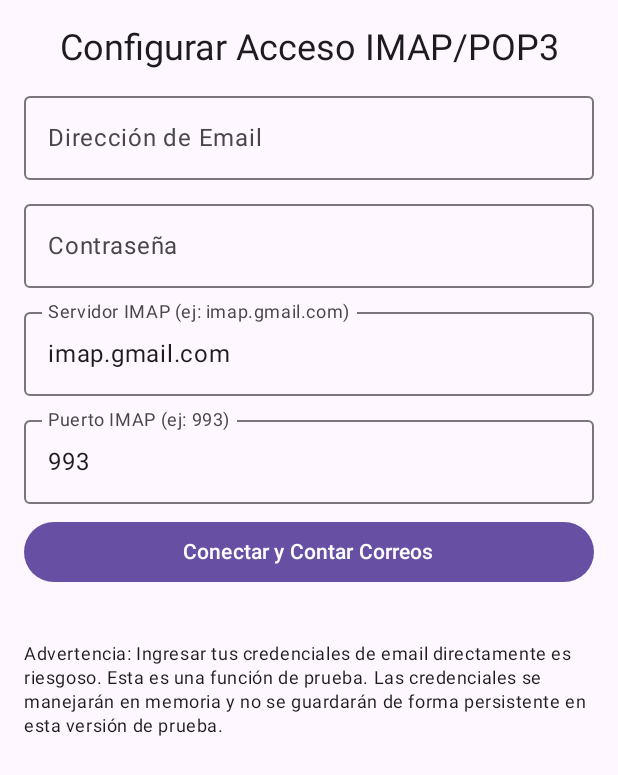
After one commit to rcarcamoc/presupuestoAPP, an Android app built with Jetpack Compose: the EmailConfigScreen screen opened through its navigation route, on a phone screen of 412 x 824 dp. The commit adds this screen. Shown: the top 775 px of the screen. Run offline under Robolectric (Android 15) with nearby library versions, the phone set to English and light mode, and no system bars; our stand-ins replace Dagger/Hilt's generated code, Timber; libraries missing offline, so code that uses them is left out: com.google.api.services, javax.mail, javax.mail.internet.

Commit message:
feat: Esqueleto para acceso email IMAP/POP3. Ver log para detalles.

```diff
--- a/app/build.gradle.kts
+++ b/app/build.gradle.kts
@@ -108,6 +108,10 @@ dependencies {
     implementation("com.google.apis:google-api-services-gmail:v1-rev20220404-2.0.0")
     implementation("com.google.auth:google-auth-library-oauth2-http:1.19.0")
 
+    // JavaMail API para acceso directo a email (IMAP/POP3)
+    implementation("com.sun.mail:android-mail:1.6.7")
+    implementation("com.sun.mail:android-activation:1.6.7")
+
     // Compose
     implementation("androidx.compose.ui:ui")
     implementation("androidx.compose.ui:ui-graphics")
--- a/app/src/main/java/com/aranthalion/presupuesto/MainActivity.kt
+++ b/app/src/main/java/com/aranthalion/presupuesto/MainActivity.kt
@@ -16,6 +16,7 @@ import androidx.navigation.compose.composable
 import androidx.navigation.compose.rememberNavController
 import com.aranthalion.presupuesto.presentation.auth.AuthViewModel
 import com.aranthalion.presupuesto.presentation.auth.LoginScreen
+import com.aranthalion.presupuesto.presentation.email.EmailConfigScreen
 import com.aranthalion.presupuesto.presentation.home.HomeScreen
 import com.aranthalion.presupuesto.ui.theme.PresupuestoTheme
 import com.aranthalion.presupuesto.util.AnalyticsLogger
@@ -51,9 +52,10 @@ class MainActivity : ComponentActivity() {
 fun AppNavigation() {
     val navController = rememberNavController()
     val authViewModel: AuthViewModel = hiltViewModel()
-    val userEmail by authViewModel.userEmail.collectAsState()
 
-    NavHost(navController = navController, startDestination = "login") {
+    val startDestination = if (authViewModel.isUserSignedIn()) "home" else "login"
+
+    NavHost(navController = navController, startDestination = startDestination) {
         composable("login") {
             LoginScreen(
                 onNavigateToHome = {
@@ -65,7 +67,11 @@ fun AppNavigation() {
         }
 
         composable("home") {
-            HomeScreen()
+            HomeScreen(onNavigateToEmailConfig = { navController.navigate("email_config") })
+        }
+
+        composable("email_config") {
+            EmailConfigScreen()
         }
     }
 }
--- a/app/src/main/java/com/aranthalion/presupuesto/presentation/auth/AuthViewModel.kt
+++ b/app/src/main/java/com/aranthalion/presupuesto/presentation/auth/AuthViewModel.kt
@@ -61,7 +61,7 @@ class AuthViewModel @Inject constructor(
             .requestEmail()
             .requestProfile()
             .requestId()
-            .requestScopes(Scope(GmailScopes.GMAIL_READONLY))
+            // .requestScopes(Scope(GmailScopes.GMAIL_READONLY)) // Definitivamente comentado/deshabilitado
             .build()
 
         return GoogleSignIn.getClient(context, gso)
--- /dev/null
+++ b/app/src/main/java/com/aranthalion/presupuesto/presentation/email/EmailConfigScreen.kt
@@ -0,0 +1,92 @@
+package com.aranthalion.presupuesto.presentation.email
+
+import androidx.compose.foundation.layout.*
+import androidx.compose.foundation.text.KeyboardOptions
+import androidx.compose.material3.*
+import androidx.compose.runtime.*
+import androidx.compose.ui.Alignment
+import androidx.compose.ui.Modifier
+import androidx.compose.ui.text.input.KeyboardType
+import androidx.compose.ui.text.input.PasswordVisualTransformation
+import androidx.compose.ui.unit.dp
+import androidx.hilt.navigation.compose.hiltViewModel
+
+@OptIn(ExperimentalMaterial3Api::class)
+@Composable
+fun EmailConfigScreen(
+    viewModel: EmailViewModel = hiltViewModel()
+) {
+    val emailAddress by viewModel.emailAddress.collectAsState()
+    val password by viewModel.password.collectAsState()
+    val imapHost by viewModel.imapHost.collectAsState()
+    val imapPort by viewModel.imapPort.collectAsState()
+    val connectionStatus by viewModel.connectionStatus.collectAsState()
+    val emailCount by viewModel.emailCount.collectAsState()
+
+    Column(
+        modifier = Modifier
+            .fillMaxSize()
+            .padding(16.dp),
+        horizontalAlignment = Alignment.CenterHorizontally,
+        verticalArrangement = Arrangement.spacedBy(8.dp)
+    ) {
+        Text("Configurar Acceso IMAP/POP3", style = MaterialTheme.typography.headlineSmall)
+
+        OutlinedTextField(
+            value = emailAddress,
+            onValueChange = { viewModel.onEmailChanged(it) },
+            label = { Text("Dirección de Email") },
+            singleLine = true,
+            modifier = Modifier.fillMaxWidth()
+        )
+
+        OutlinedTextField(
+            value = password,
+            onValueChange = { viewModel.onPasswordChanged(it) },
+            label = { Text("Contraseña") },
+            singleLine = true,
+            visualTransformation = PasswordVisualTransformation(),
+            keyboardOptions = KeyboardOptions(keyboardType = KeyboardType.Password),
+            modifier = Modifier.fillMaxWidth()
+        )
+
+        OutlinedTextField(
+            value = imapHost,
+            onValueChange = { viewModel.onImapHostChanged(it) },
+            label = { Text("Servidor IMAP (ej: imap.gmail.com)") },
+            singleLine = true,
+            modifier = Modifier.fillMaxWidth()
+        )
+
+        OutlinedTextField(
+            value = imapPort,
+            onValueChange = { viewModel.onImapPortChanged(it) },
+            label = { Text("Puerto IMAP (ej: 993)") },
+            singleLine = true,
+            keyboardOptions = KeyboardOptions(keyboardType = KeyboardType.Number),
+            modifier = Modifier.fillMaxWidth()
+        )
+
+        Button(
+            onClick = { viewModel.connectAndGetEmailCount() },
+            modifier = Modifier.fillMaxWidth()
+        ) {
+            Text("Conectar y Contar Correos")
+        }
+
+        connectionStatus?.let {
+            Text(it, style = MaterialTheme.typography.bodyMedium)
+        }
+
+        emailCount?.let {
+            Text("Total de correos en INBOX: $it", style = MaterialTheme.typography.titleMedium)
+        }
+
+        Spacer(modifier = Modifier.height(20.dp))
+        Text(
+            "Advertencia: Ingresar tus credenciales de email directamente es riesgoso. " +
+            "Esta es una función de prueba. Las credenciales se manejarán en memoria y no se guardarán de forma persistente en esta versión de prueba.",
+            style = MaterialTheme.typography.bodySmall
+        )
+    }
+}
--- /dev/null
+++ b/app/src/main/java/com/aranthalion/presupuesto/presentation/email/EmailViewModel.kt
@@ -0,0 +1,98 @@
+package com.aranthalion.presupuesto.presentation.email
+
+import androidx.lifecycle.ViewModel
+import androidx.lifecycle.viewModelScope
+import com.aranthalion.presupuesto.util.AppLogger
+import dagger.hilt.android.lifecycle.HiltViewModel
+import kotlinx.coroutines.flow.MutableStateFlow
+import kotlinx.coroutines.flow.StateFlow
+import kotlinx.coroutines.launch
+import javax.inject.Inject
+import javax.mail.*
+import javax.mail.internet.InternetAddress // Necesario para algunas operaciones
+import java.util.Properties
+
+// TODO: Implementar almacenamiento seguro de credenciales con Android Keystore
+
+@HiltViewModel
+class EmailViewModel @Inject constructor() : ViewModel() {
+
+    private val _emailAddress = MutableStateFlow("")
+    val emailAddress: StateFlow<String> = _emailAddress
+
+    private val _password = MutableStateFlow("") // Considerar CharArray o similar para la contraseña
+    val password: StateFlow<String> = _password
+
+    private val _imapHost = MutableStateFlow("imap.gmail.com") // Default para Gmail
+    val imapHost: StateFlow<String> = _imapHost
+
+    private val _imapPort = MutableStateFlow("993") // Default para IMAPS
+    val imapPort: StateFlow<String> = _imapPort
+
+    private val _connectionStatus = MutableStateFlow<String?>(null)
+    val connectionStatus: StateFlow<String?> = _connectionStatus
+
+    private val _emailCount = MutableStateFlow<Int?>(null)
+    val emailCount: StateFlow<Int?> = _emailCount
+
+    fun onEmailChanged(email: String) {
+        _emailAddress.value = email
+    }
+
+    fun onPasswordChanged(pass: String) {
+        _password.value = pass
+    }
+
+    fun onImapHostChanged(host: String) {
+        _imapHost.value = host
+    }
+
+    fun onImapPortChanged(port: String) {
+        _imapPort.value = port
+    }
+
+    fun connectAndGetEmailCount() {
+        if (_emailAddress.value.isBlank() || _password.value.isBlank() || _imapHost.value.isBlank() || _imapPort.value.isBlank()) {
+            _connectionStatus.value = "Por favor, completa todos los campos."
+            return
+        }
+
+        viewModelScope.launch {
+            _connectionStatus.value = "Conectando..."
+            _emailCount.value = null
+            try {
+                val props = Properties().apply {
+                    put("mail.store.protocol", "imaps")
+                    put("mail.imaps.host", _imapHost.value)
+                    put("mail.imaps.port", _imapPort.value)
+                    put("mail.imaps.ssl.enable", "true") // For IMAPS
+                    // Podríamos necesitar más propiedades para timeouts, etc.
+                }
+
+                val session = Session.getInstance(props, null) // No authenticator needed for now, will pass in connect
+                val store = session.getStore("imaps")
+
+                AppLogger.d("Intentando conectar a ${_imapHost.value}:${_imapPort.value} con usuario ${_emailAddress.value}")
+                store.connect(_imapHost.value, _emailAddress.value, _password.value)
+                AppLogger.d("Conexión IMAP establecida")
+
+                val inbox = store.getFolder("INBOX")
+                inbox.open(Folder.READ_ONLY)
+
+                val count = inbox.messageCount
+                _emailCount.value = count
+                _connectionStatus.value = "Conectado. Correos en INBOX: $count"
+                AppLogger.i("Correos en INBOX: $count")
+
+                inbox.close(false)
+                store.close()
+            } catch (e: MessagingException) {
+                AppLogger.e("Error de JavaMail", e)
+                _connectionStatus.value = "Error al conectar: ${e.message}"
+            } catch (e: Exception) {
+                AppLogger.e("Error inesperado en conexión email", e)
+                _connectionStatus.value = "Error inesperado: ${e.message}"
+            }
+        }
+    }
+}
```
Also changed, not shown: app/src/main/java/com/aranthalion/presupuesto/presentation/home/HomeScreen.kt (+7 -0 lines).
